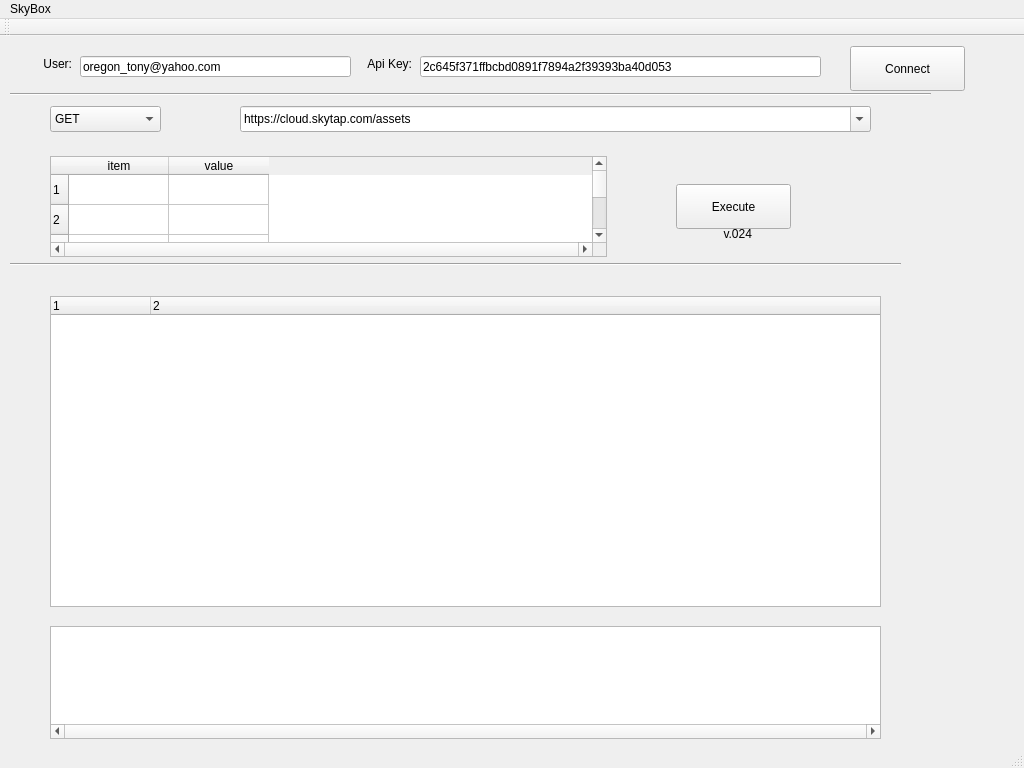
First picture: the form in skywindow.ui, repository oregon-tony/SkytapAPICommander, before the edit.
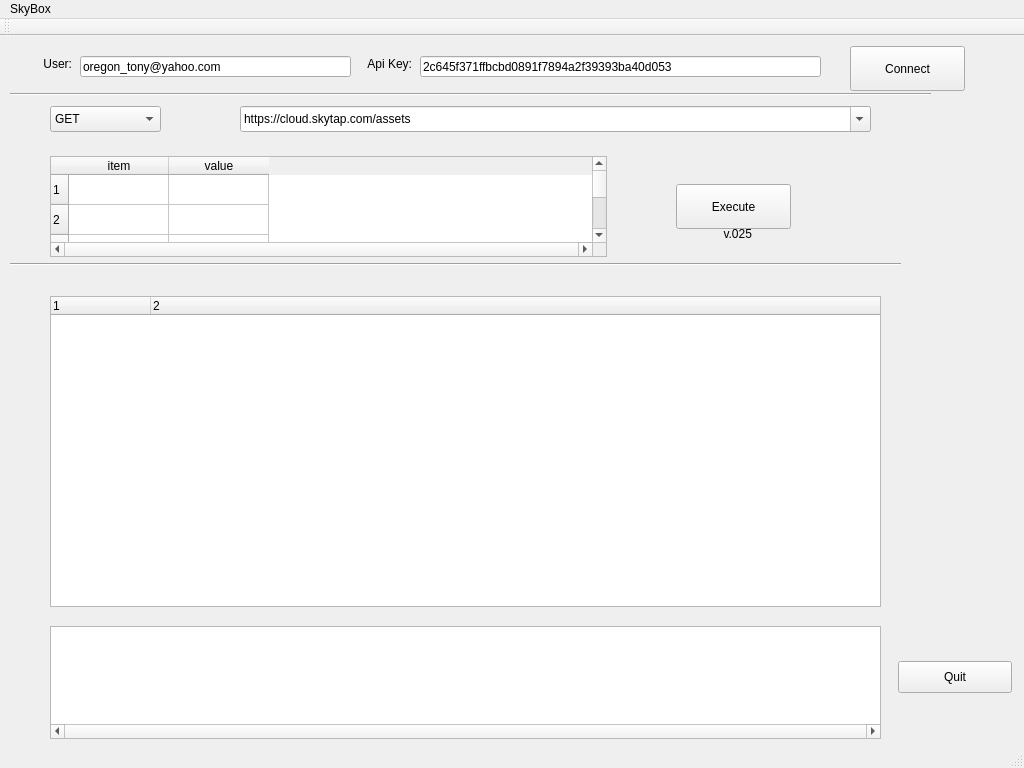
Second picture: the form after the edit.

Commit message: Added "Quit" button

Diff of the .ui file:
```diff
--- a/skywindow.ui
+++ b/skywindow.ui
@@ -334,12 +334,25 @@
      <enum>Qt::LeftToRight</enum>
     </property>
     <property name="text">
-     <string>v.024</string>
+     <string>v.025</string>
     </property>
     <property name="alignment">
      <set>Qt::AlignRight|Qt::AlignTrailing|Qt::AlignVCenter</set>
     </property>
    </widget>
+   <widget class="QPushButton" name="pbQuitButton">
+    <property name="geometry">
+     <rect>
+      <x>898</x>
+      <y>625</y>
+      <width>114</width>
+      <height>32</height>
+     </rect>
+    </property>
+    <property name="text">
+     <string>Quit</string>
+    </property>
+   </widget>
   </widget>
   <widget class="QMenuBar" name="menuBar">
    <property name="geometry">
```
The commit also changes 2 other files.
